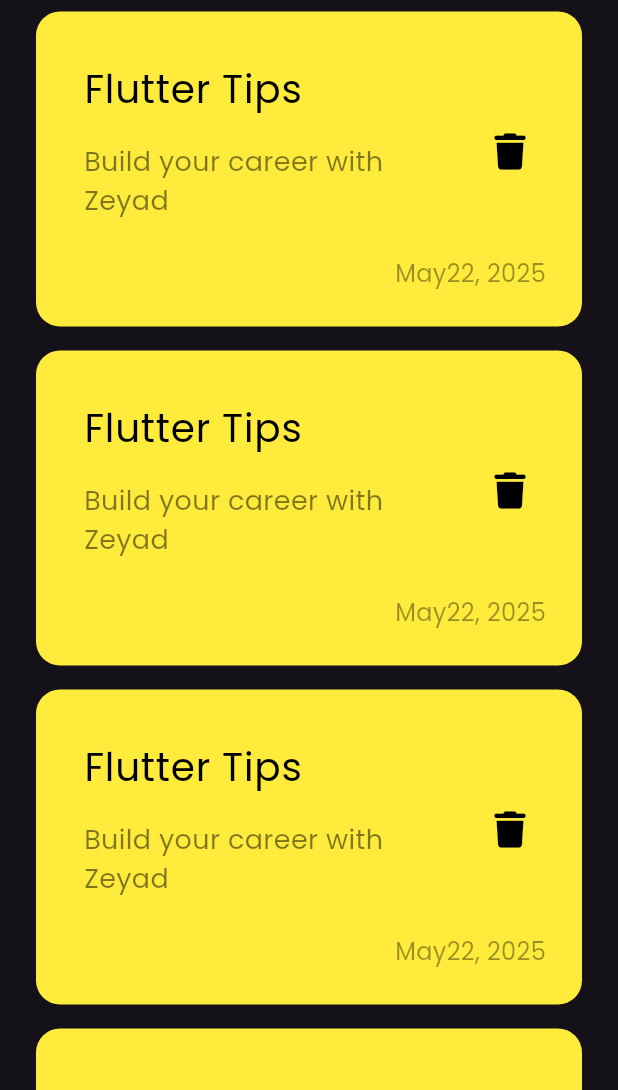
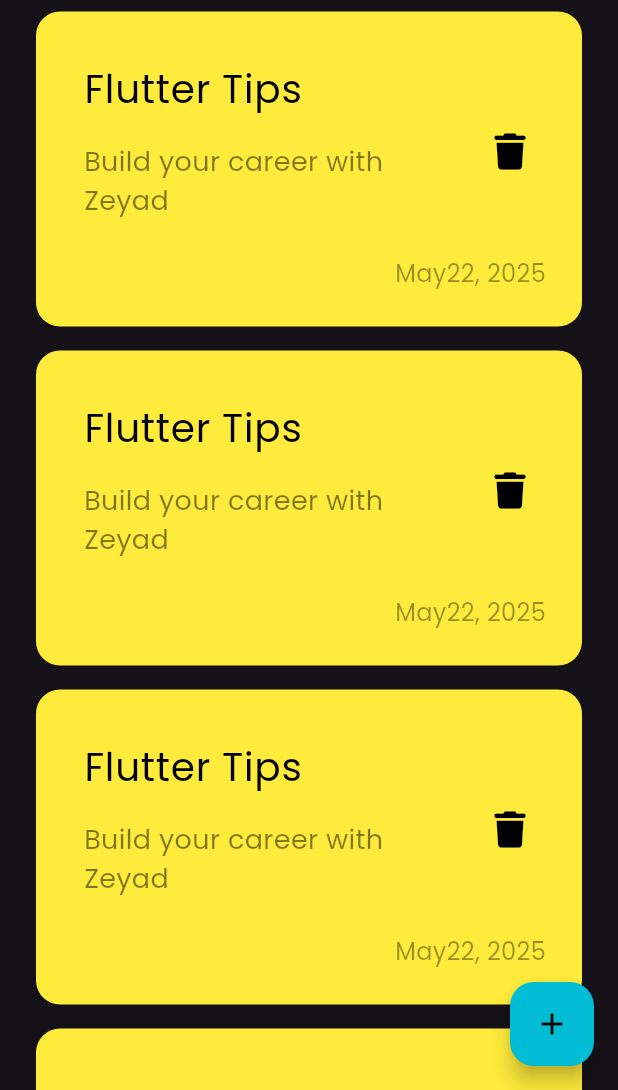
Before and after one commit to ZeyadBamj/notes_app, a Flutter app: the screen it shows after launch, on a phone screen of 412 x 824 dp, the part 146-1236 px from its top. Run offline on Flutter 3.47's test engine with Material 3 defaults, Android fonts, the phone set to English and light mode, and no system bars; our stand-ins replace font_awesome_flutter.

Commit message:
add FloatingActionButton

```diff
--- a/lib/views/notes_view.dart
+++ b/lib/views/notes_view.dart
@@ -7,6 +7,11 @@ class NotesView extends StatelessWidget {
   @override
   Widget build(BuildContext context) {
     return Scaffold(
+      floatingActionButton: FloatingActionButton(
+        backgroundColor: Colors.cyan,
+        onPressed: () {},
+        child: Icon(Icons.add, color: Colors.black),
+      ),
       body: NotesViewBody(),
     );
   }
```
